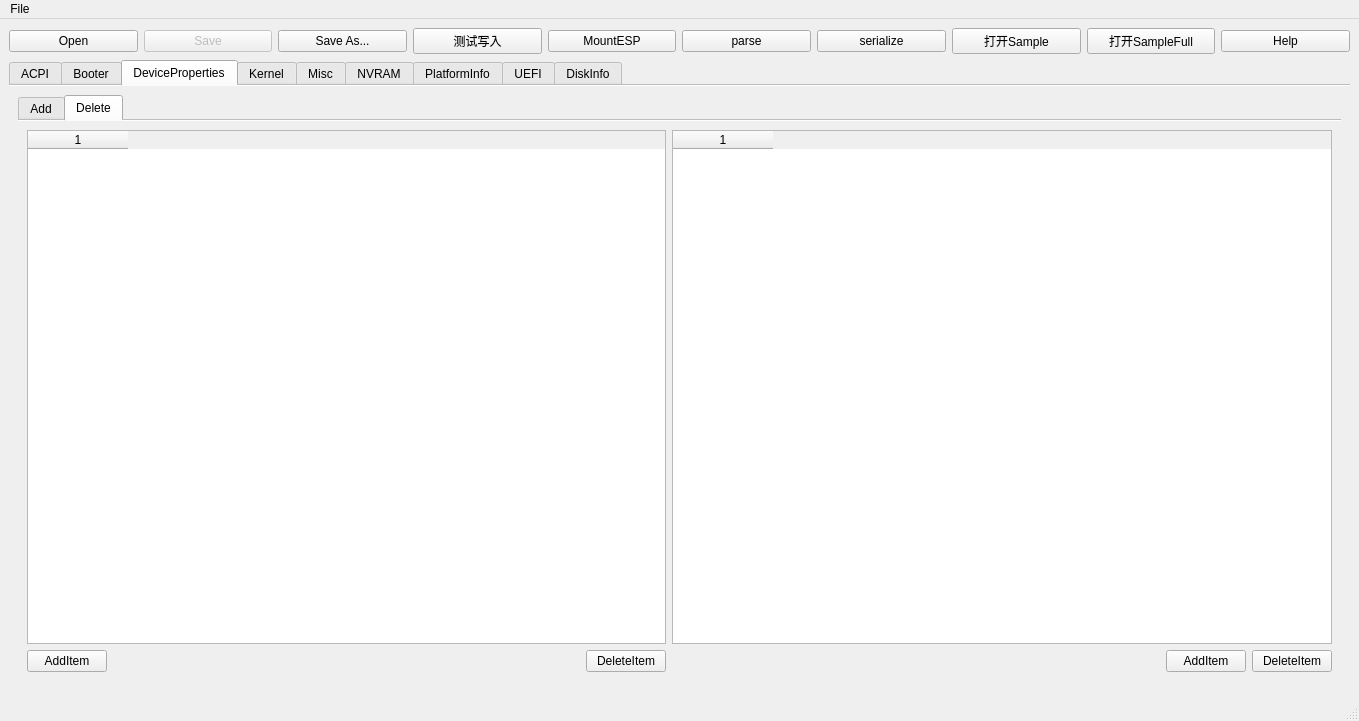
Before: the Qt Designer form mainwindow.ui in ic005k/OCAuxiliaryTools, drawn with Qt 5.
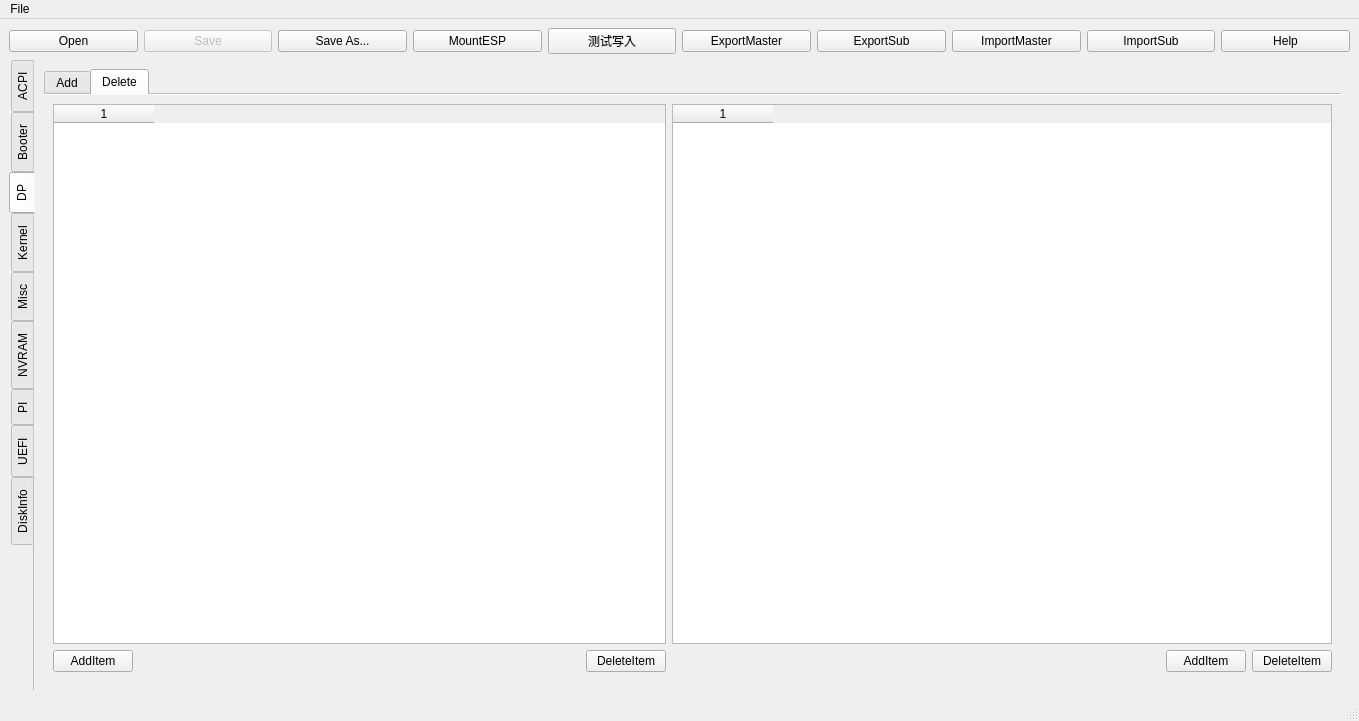
After: the same form once the commit is applied. The open tabs and pages were chosen to show the change. Icons and pictures are not drawn.

```diff
--- a/mainwindow.ui
+++ b/mainwindow.ui
@@ -44,44 +44,44 @@
      </widget>
     </item>
     <item row="0" column="3">
-     <widget class="QPushButton" name="btnTestWrite">
-      <property name="text">
-       <string>测试写入</string>
-      </property>
-     </widget>
-    </item>
-    <item row="0" column="4">
      <widget class="QPushButton" name="btnMountEsp">
       <property name="text">
        <string>MountESP</string>
       </property>
      </widget>
     </item>
+    <item row="0" column="4">
+     <widget class="QPushButton" name="btnTestWrite">
+      <property name="text">
+       <string>测试写入</string>
+      </property>
+     </widget>
+    </item>
     <item row="0" column="5">
      <widget class="QPushButton" name="btnParse">
       <property name="text">
-       <string>parse</string>
+       <string>ExportMaster</string>
       </property>
      </widget>
     </item>
     <item row="0" column="6">
      <widget class="QPushButton" name="btnSerialize">
       <property name="text">
-       <string>serialize</string>
+       <string>ExportSub</string>
       </property>
      </widget>
     </item>
     <item row="0" column="7">
      <widget class="QPushButton" name="btnQuickOpen1">
       <property name="text">
-       <string>打开Sample</string>
+       <string>ImportMaster</string>
       </property>
      </widget>
     </item>
     <item row="0" column="8">
      <widget class="QPushButton" name="btnQuickOpen2">
       <property name="text">
-       <string>打开SampleFull</string>
+       <string>ImportSub</string>
       </property>
      </widget>
     </item>
@@ -94,6 +94,9 @@
     </item>
     <item row="1" column="0" colspan="10">
      <widget class="QTabWidget" name="tabTotal">
+      <property name="tabPosition">
+       <enum>QTabWidget::West</enum>
+      </property>
       <property name="tabShape">
        <enum>QTabWidget::Rounded</enum>
       </property>
@@ -741,7 +744,7 @@
       </widget>
       <widget class="QWidget" name="tab_2">
        <attribute name="title">
-        <string>DeviceProperties</string>
+        <string>DP</string>
        </attribute>
        <layout class="QGridLayout" name="gridLayout_8">
         <item row="0" column="0">
@@ -2720,7 +2723,7 @@
       </widget>
       <widget class="QWidget" name="tab_7">
        <attribute name="title">
-        <string>PlatformInfo</string>
+        <string>PI</string>
        </attribute>
        <layout class="QGridLayout" name="gridLayout_27">
         <item row="3" column="2">
```
Left out of the diff: 12 changed lines with no effect on the pictures.
